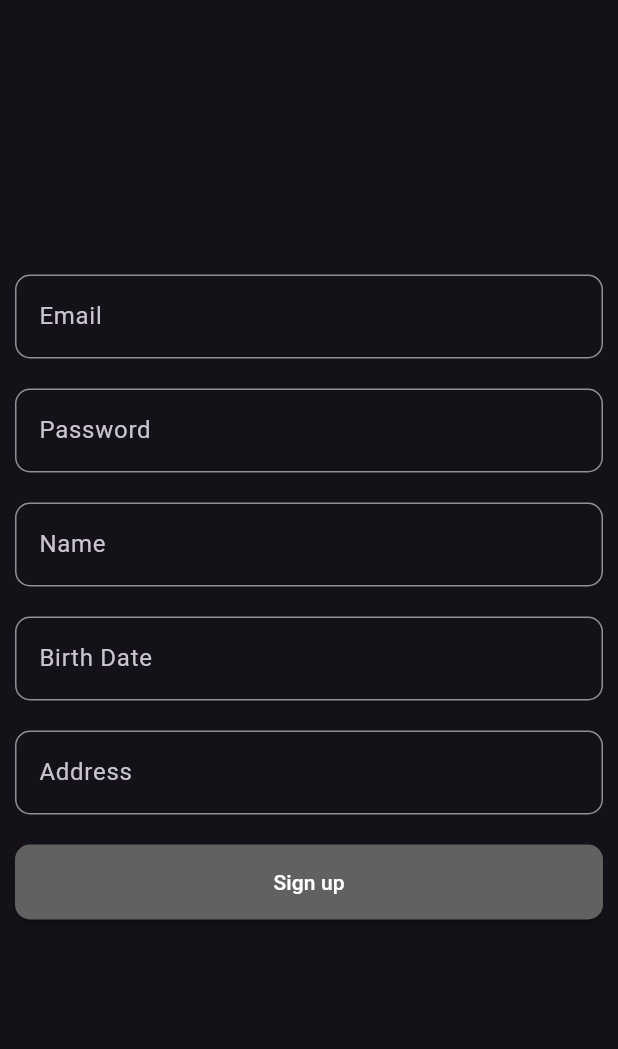
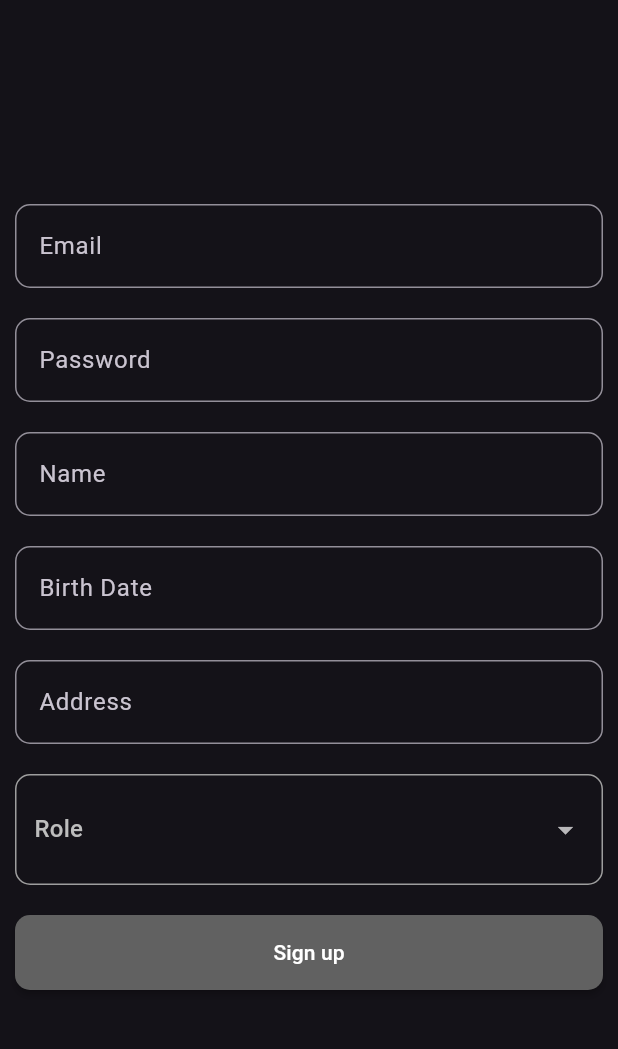
Before and after one commit to pedroramirezneira/enlightfrontend, a Flutter app: the SignUp screen opened directly, on a phone screen of 412 x 824 dp, the part 63-1112 px from its top. Run offline on Flutter 3.47's test engine with Material 3 defaults, Android fonts, the phone set to English and light mode, and no system bars.

Commit message:
Addition of role selector to sign up page

```diff
--- /dev/null
+++ b/lib/components/enlight_dropdown_button.dart
@@ -0,0 +1,60 @@
+import 'package:flutter/material.dart';
+
+class EnlightDropdownButton extends StatelessWidget {
+  final String text;
+  final List<String> items;
+  final String value;
+  final void Function(String?)? onChanged;
+
+  const EnlightDropdownButton({
+    super.key,
+    required this.text,
+    required this.items,
+    required this.value,
+    required this.onChanged,
+  });
+
+  @override
+  Widget build(BuildContext context) {
+    final textStyle = TextStyle(
+      color: Colors.grey.shade400,
+    );
+    return Padding(
+      padding: const EdgeInsets.all(10),
+      child: Container(
+        padding: const EdgeInsets.all(12),
+        decoration: BoxDecoration(
+          shape: BoxShape.rectangle,
+          border: Border.all(
+            color: Colors.grey,
+          ),
+          borderRadius: BorderRadius.circular(10),
+        ),
+        child: DropdownButton<String>(
+          value: value,
+          isExpanded: true,
+          underline: Container(),
+          items: List.generate(
+            items.length + 1,
+            (index) => index == 0
+                ? DropdownMenuItem(
+                    value: text,
+                    child: Text(
+                      text,
+                      style: textStyle,
+                    ),
+                  )
+                : DropdownMenuItem(
+                    value: items[index - 1],
+                    child: Text(
+                      items[index - 1],
+                      style: textStyle,
+                    ),
+                  ),
+          ),
+          onChanged: onChanged,
+        ),
+      ),
+    );
+  }
+}
--- a/lib/pages/sign_up.dart
+++ b/lib/pages/sign_up.dart
@@ -1,5 +1,6 @@
 import 'dart:convert';
 import 'package:enlight/components/enlight_app_bar.dart';
+import 'package:enlight/components/enlight_dropdown_button.dart';
 import 'package:enlight/components/enlight_form_submission_button.dart';
 import 'package:enlight/components/enlight_loading_indicator.dart';
 import 'package:enlight/components/enlight_text_form_field.dart';
@@ -23,6 +24,7 @@ class _SignUpState extends State<SignUp> {
   late final TextEditingController birthDateController;
   late final TextEditingController addressController;
   var loading = false;
+  var dropdownValue = "Role";
 
   @override
   void initState() {
@@ -80,6 +82,19 @@ class _SignUpState extends State<SignUp> {
                           text: "Address",
                           controller: addressController,
                         ),
+                        EnlightDropdownButton(
+                          value: dropdownValue,
+                          text: "Role",
+                          items: const <String>[
+                            "Student",
+                            "Teacher",
+                          ],
+                          onChanged: (value) {
+                            setState(() {
+                              dropdownValue = value!;
+                            });
+                          },
+                        ),
                         EnlightFormSubmissionButton(
                           text: "Sign up",
                           formKey: formKey,
@@ -99,6 +114,14 @@ class _SignUpState extends State<SignUp> {
   }
 
   void Function()? _onPressed() {
+    if (dropdownValue == "Role") {
+      ScaffoldMessenger.of(context).showSnackBar(
+        const SnackBar(
+          content: Text("Role cannot be empty."),
+        ),
+      );
+      return null;
+    }
     setState(() {
       loading = true;
     });
@@ -116,6 +139,7 @@ class _SignUpState extends State<SignUp> {
           "name": nameController.text,
           "birth_date": birthDateController.text,
           "address": addressController.text,
+          "role": dropdownValue.toLowerCase(),
         },
       ),
     )
```
